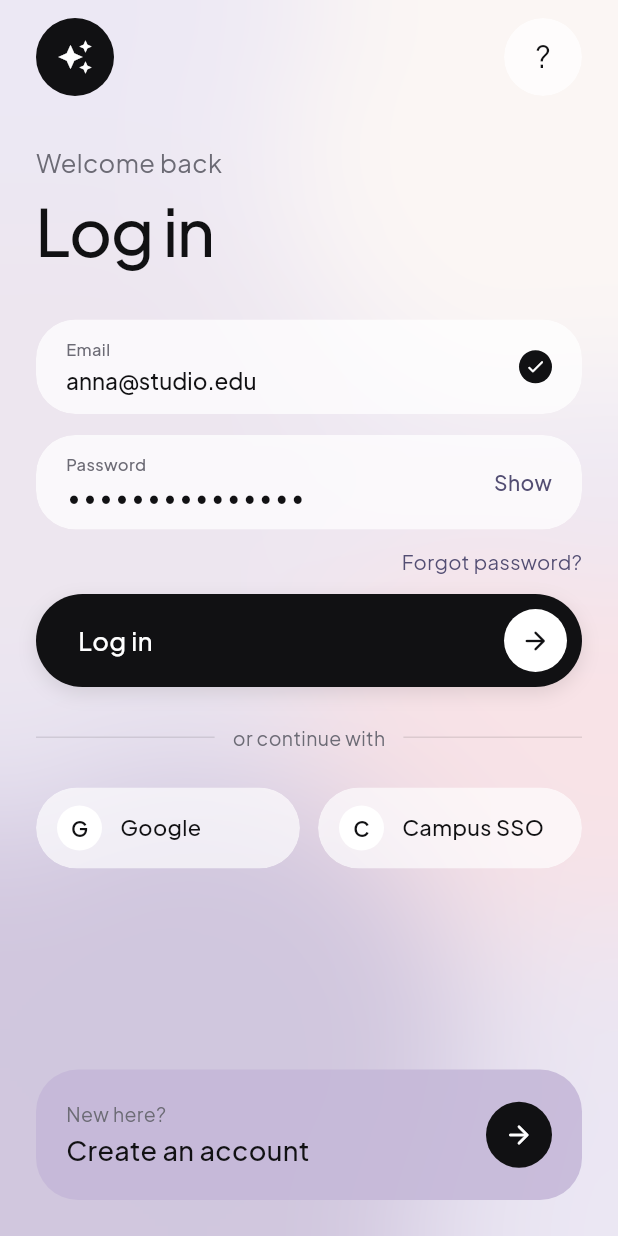
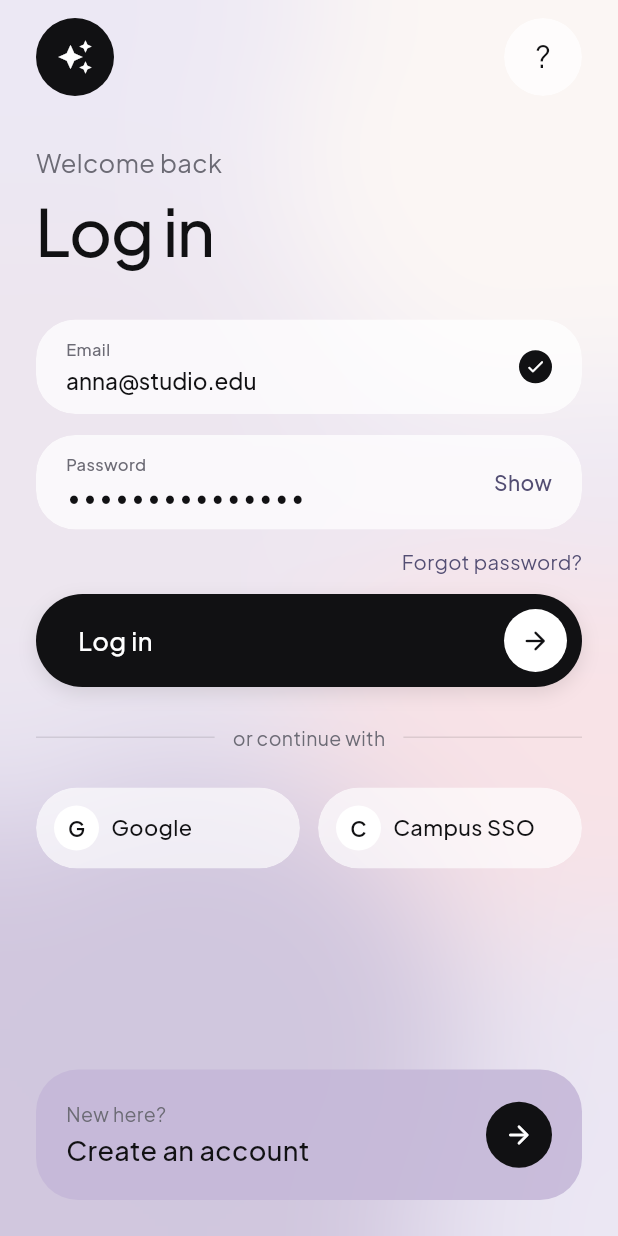
Before and after one commit to Saf369/widget_app, a Flutter app: the screen it shows after launch, on a phone screen of 412 x 824 dp. Run offline on Flutter 3.47's test engine with Material 3 defaults, Android fonts, the phone set to English and light mode, and no system bars; our stand-ins replace google_fonts.

```diff
--- a/lib/screens/login_screen.dart
+++ b/lib/screens/login_screen.dart
@@ -392,12 +392,13 @@ class _SocialButton extends StatelessWidget {
         filter: ImageFilter.blur(sigmaX: 12, sigmaY: 12),
         child: Container(
           height: 54,
-          padding: const EdgeInsets.symmetric(horizontal: 14),
+          padding: const EdgeInsets.symmetric(horizontal: 12), // Reduced padding slightly
           decoration: BoxDecoration(
             color: Colors.white.withOpacity(0.65),
             borderRadius: BorderRadius.circular(27),
           ),
           child: Row(
+            mainAxisAlignment: MainAxisAlignment.center, // Center contents
             children: [
               Container(
                 width: 30,
@@ -417,13 +418,19 @@ class _SocialButton extends StatelessWidget {
                   ),
                 ),
               ),
-              const SizedBox(width: 12),
-              Text(
-                label,
-                style: GoogleFonts.plusJakartaSans(
-                  fontSize: 14.5,
-                  fontWeight: FontWeight.w500,
-                  color: const Color(0xFF111113),
+              const SizedBox(width: 8), // Reduced gap slightly
+              Expanded(
+                child: FittedBox(
+                  fit: BoxFit.scaleDown,
+                  alignment: Alignment.centerLeft,
+                  child: Text(
+                    label,
+                    style: GoogleFonts.plusJakartaSans(
+                      fontSize: 14.5,
+                      fontWeight: FontWeight.w500,
+                      color: const Color(0xFF111113),
+                    ),
+                  ),
                 ),
               ),
             ],
```
Also changed, not shown: lib/main.dart (+25 -37 lines).
